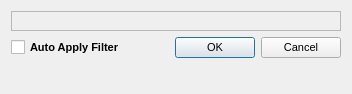
Above: src/airunner/windows/filter_window.ui from Capsize-Games/airunner before the change. Below: the same form after it.
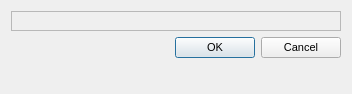
That is the form after the change.

Commit message: image filter fixes

Diff of the .ui file:
```diff
--- a/src/airunner/windows/filter_window.ui
+++ b/src/airunner/windows/filter_window.ui
@@ -45,19 +45,6 @@
      <layout class="QGridLayout" name="gridLayout_2"/>
     </widget>
    </item>
-   <item row="1" column="0">
-    <widget class="QCheckBox" name="auto_apply">
-     <property name="font">
-      <font>
-       <pointsize>8</pointsize>
-       <bold>true</bold>
-      </font>
-     </property>
-     <property name="text">
-      <string>Auto Apply Filter</string>
-     </property>
-    </widget>
-   </item>
    <item row="2" column="1">
     <spacer name="verticalSpacer">
      <property name="orientation">
```
The commit also changes 3 other files.
